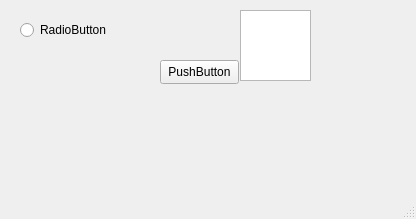
The window that demo.ui (arcreane/python-project-crash-test) describes before a commit, drawn with Qt 5.
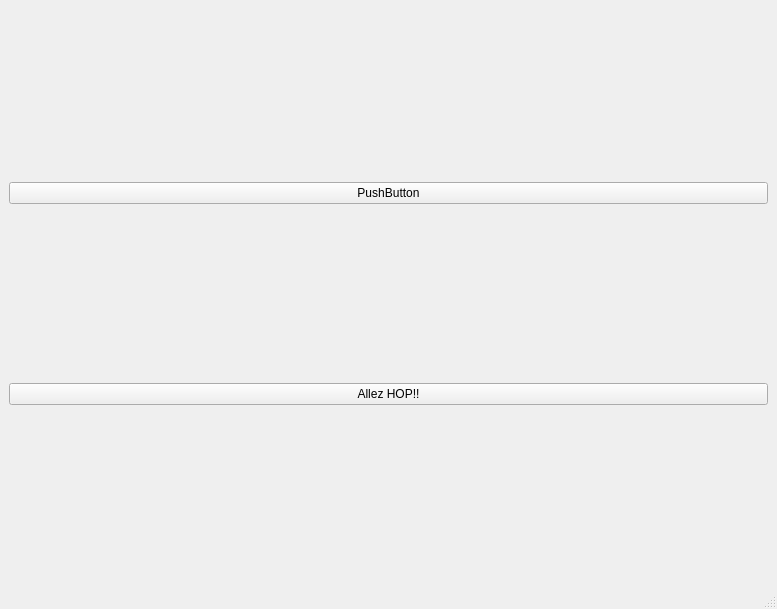
The same window after the commit.

Commit message: testQt, creation branche

```diff
--- a/demo.ui
+++ b/demo.ui
@@ -6,50 +6,30 @@
    <rect>
     <x>0</x>
     <y>0</y>
-    <width>416</width>
-    <height>219</height>
+    <width>777</width>
+    <height>609</height>
    </rect>
   </property>
   <property name="windowTitle">
    <string>MainWindow</string>
   </property>
   <widget class="QWidget" name="centralwidget">
-   <widget class="QPushButton" name="pushButton">
-    <property name="geometry">
-     <rect>
-      <x>160</x>
-      <y>60</y>
-      <width>79</width>
-      <height>24</height>
-     </rect>
-    </property>
-    <property name="text">
-     <string>PushButton</string>
-    </property>
-   </widget>
-   <widget class="QListWidget" name="listWidget">
-    <property name="geometry">
-     <rect>
-      <x>240</x>
-      <y>10</y>
-      <width>71</width>
-      <height>71</height>
-     </rect>
-    </property>
-   </widget>
-   <widget class="QRadioButton" name="radioButton">
-    <property name="geometry">
-     <rect>
-      <x>20</x>
-      <y>20</y>
-      <width>92</width>
-      <height>20</height>
-     </rect>
-    </property>
-    <property name="text">
-     <string>RadioButton</string>
-    </property>
-   </widget>
+   <layout class="QVBoxLayout" name="verticalLayout">
+    <item>
+     <widget class="QPushButton" name="pushButton_2">
+      <property name="text">
+       <string>PushButton</string>
+      </property>
+     </widget>
+    </item>
+    <item>
+     <widget class="QPushButton" name="pushButton">
+      <property name="text">
+       <string>Allez HOP!!</string>
+      </property>
+     </widget>
+    </item>
+   </layout>
   </widget>
   <widget class="QMenuBar" name="menubar">
    <property name="geometry">
```
Left out of the diff: 22 changed lines with no effect on the pictures. The commit also changes 2 other files.
